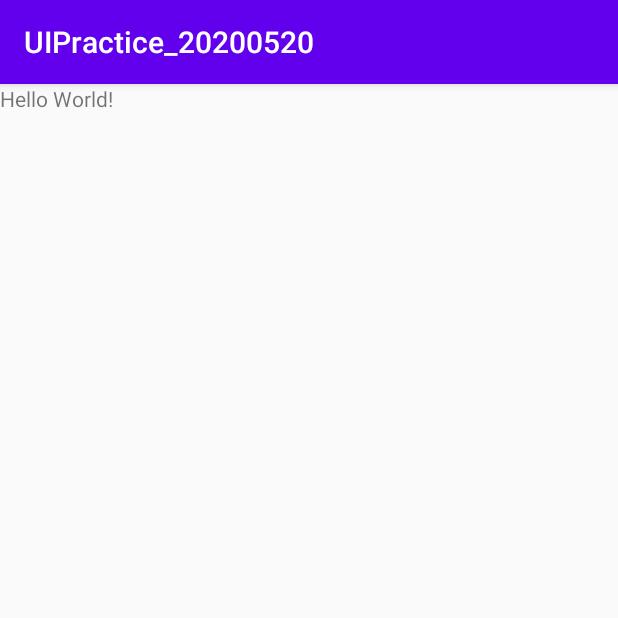
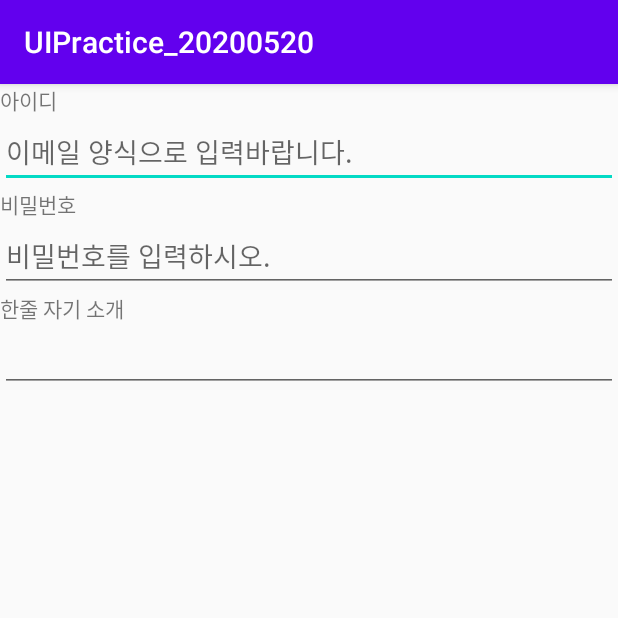
Before and after one commit to yhwba/UIPractice_20200520, an Android app: the screen it shows after launch (MainActivity), on a phone screen of 412 x 824 dp, the top half of it. Run offline under Robolectric (Android 15) with nearby library versions, the phone set to English and light mode, and no system bars.

Commit message:
EditText 실습

```diff
--- a/app/src/main/res/layout/activity_main.xml
+++ b/app/src/main/res/layout/activity_main.xml
@@ -3,16 +3,42 @@
     xmlns:app="http://schemas.android.com/apk/res-auto"
     xmlns:tools="http://schemas.android.com/tools"
     android:layout_width="match_parent"
-    android:layout_height="match_parent"
+    android:layout_height="wrap_content"
+    android:orientation="vertical"
     tools:context=".MainActivity">
 
     <TextView
         android:layout_width="wrap_content"
         android:layout_height="wrap_content"
-        android:text="Hello World!"
-        app:layout_constraintBottom_toBottomOf="parent"
-        app:layout_constraintLeft_toLeftOf="parent"
-        app:layout_constraintRight_toRightOf="parent"
-        app:layout_constraintTop_toTopOf="parent" />
+        android:text="아이디" />
+
+    <EditText
+        android:layout_width="match_parent"
+        android:layout_height="wrap_content"
+        android:hint="이메일 양식으로 입력바랍니다."
+        android:inputType="textEmailAddress" />
+
+    <TextView
+        android:layout_width="wrap_content"
+        android:layout_height="wrap_content"
+        android:text="비밀번호" />
+
+    <EditText
+        android:layout_width="match_parent"
+        android:layout_height="wrap_content"
+        android:hint="비밀번호를 입력하시오."
+        android:inputType="numberPassword" />
+
+    <TextView
+        android:layout_width="wrap_content"
+        android:layout_height="wrap_content"
+        android:text="한줄 자기 소개" />
+
+    <EditText
+        android:layout_width="match_parent"
+        android:layout_height="wrap_content"
+        android:singleLine="true"
+        android:imeOptions="actionSearch"/>
+
 
 </LinearLayout>
```
